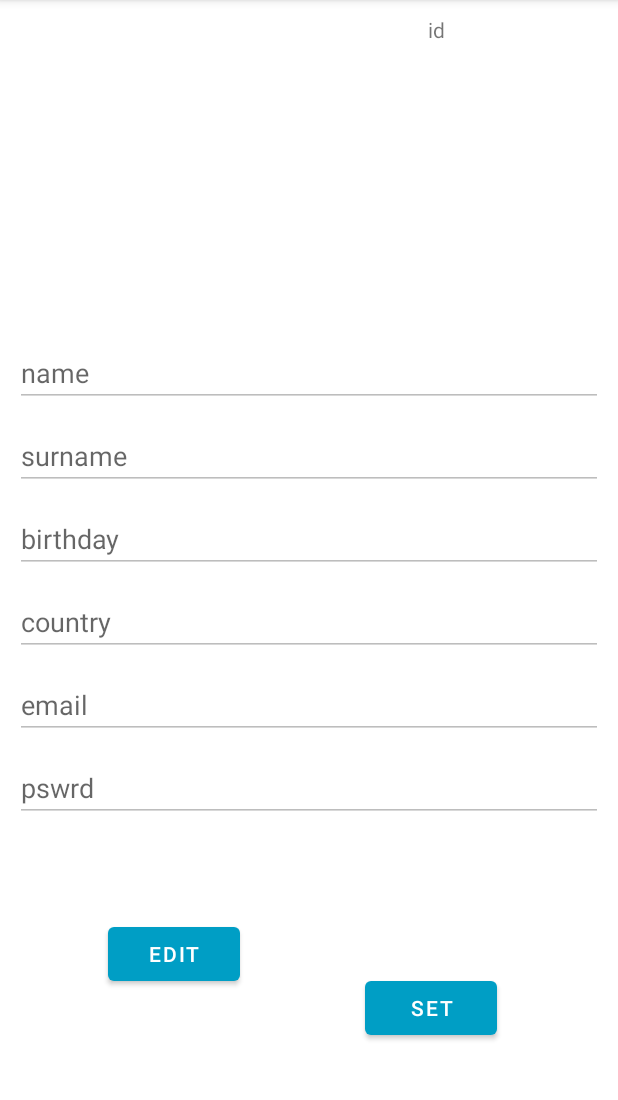
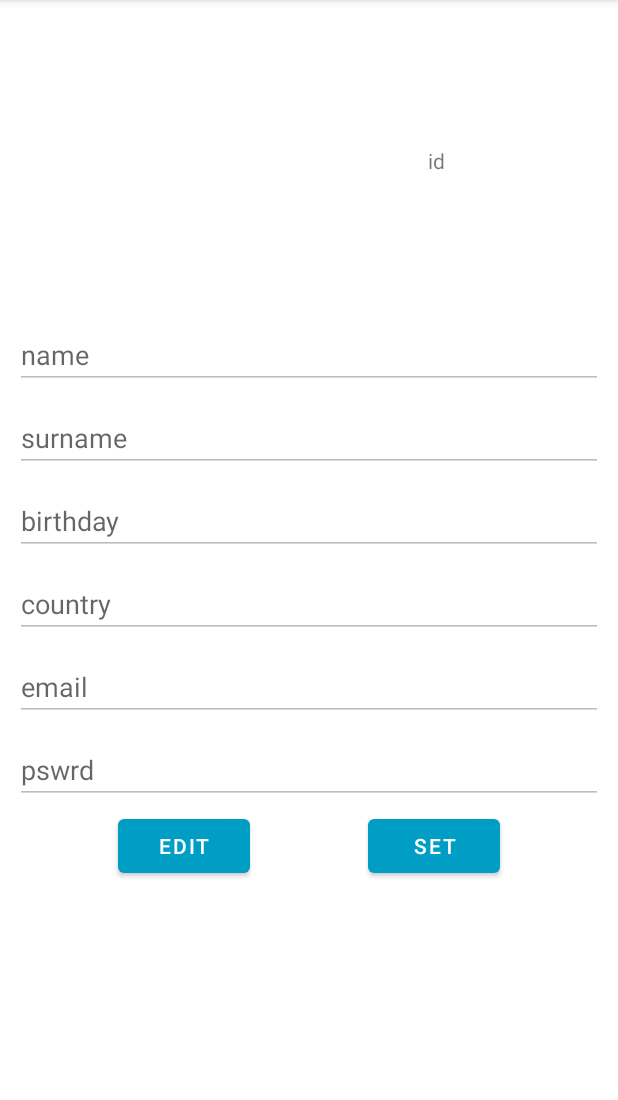
Before and after one commit to Antonov67/OnlineOffice, an Android app: the fragment ProfileFragment shown on its own in the app's theme, on a phone screen of 412 x 824 dp, the part 84-1184 px from its top. Run offline under Robolectric (Android 15) with nearby library versions, the phone set to English and light mode, and no system bars; our stand-ins replace Picasso; pictures from the network do not load.

Commit message:
profile fragment design

```diff
--- a/app/src/main/res/layout/fragment_profile.xml
+++ b/app/src/main/res/layout/fragment_profile.xml
@@ -11,7 +11,8 @@
         android:layout_width="30dp"
         android:layout_height="0dp"
         android:layout_margin="10dp"
-        android:layout_marginTop="108dp"
+
+        android:gravity="center_vertical"
         android:text="id"
         app:layout_constraintBottom_toTopOf="@+id/profile_name"
         app:layout_constraintEnd_toEndOf="parent"
@@ -25,8 +26,8 @@
         android:layout_height="wrap_content"
         android:layout_margin="10dp"
         android:ems="10"
+        android:enabled="false"
         android:hint="surname"
-        android:enabled="false"
         android:inputType="textPersonName"
         android:text=""
         app:layout_constraintEnd_toEndOf="parent"
@@ -39,8 +40,8 @@
         android:layout_height="wrap_content"
         android:layout_margin="10dp"
         android:ems="10"
+        android:enabled="false"
         android:hint="name"
-        android:enabled="false"
         android:inputType="textPersonName"
         android:text=""
         app:layout_constraintEnd_toEndOf="parent"
@@ -53,8 +54,8 @@
         android:layout_height="wrap_content"
         android:layout_margin="10dp"
         android:ems="10"
+        android:enabled="false"
         android:hint="birthday"
-        android:enabled="false"
         android:inputType="textPersonName"
         android:text=""
         app:layout_constraintEnd_toEndOf="parent"
@@ -67,8 +68,8 @@
         android:layout_height="wrap_content"
         android:layout_margin="10dp"
         android:ems="10"
+        android:enabled="false"
         android:hint="country"
-        android:enabled="false"
         android:inputType="textPersonName"
         android:text=""
         app:layout_constraintEnd_toEndOf="parent"
@@ -81,8 +82,8 @@
         android:layout_height="wrap_content"
         android:layout_margin="10dp"
         android:ems="10"
+        android:enabled="false"
         android:hint="email"
-        android:enabled="false"
         android:inputType="textPersonName"
         android:text=""
         app:layout_constraintEnd_toEndOf="parent"
@@ -95,8 +96,8 @@
         android:layout_height="wrap_content"
         android:layout_margin="10dp"
         android:ems="10"
+        android:enabled="false"
         android:hint="pswrd"
-        android:enabled="false"
         android:inputType="textPersonName"
         android:text=""
         app:layout_constraintEnd_toEndOf="parent"
@@ -108,30 +109,36 @@
         android:layout_width="150dp"
         android:layout_height="200dp"
         android:layout_marginStart="40dp"
-        android:layout_marginTop="16dp"
+        android:layout_marginTop="4dp"
         app:layout_constraintStart_toStartOf="parent"
         app:layout_constraintTop_toTopOf="parent"
         tools:src="@tools:sample/backgrounds/scenic" />
+
 
     <com.google.android.material.button.MaterialButton
         android:id="@+id/profile_button_change"
         android:layout_width="wrap_content"
         android:layout_height="wrap_content"
-        android:layout_marginStart="72dp"
-        android:layout_marginTop="64dp"
+        android:layout_marginTop="4dp"
         android:text="edit"
+        app:layout_constraintBottom_toBottomOf="parent"
+        app:layout_constraintEnd_toStartOf="@+id/profile_button_set"
+        app:layout_constraintHorizontal_bias="0.5"
         app:layout_constraintStart_toStartOf="parent"
-        app:layout_constraintTop_toBottomOf="@+id/profile_pswrd" />
+        app:layout_constraintTop_toBottomOf="@+id/profile_pswrd"
+        app:layout_constraintVertical_bias="0.0" />
 
     <com.google.android.material.button.MaterialButton
         android:id="@+id/profile_button_set"
         android:layout_width="wrap_content"
         android:layout_height="wrap_content"
-        android:layout_marginBottom="72dp"
+        android:layout_marginTop="4dp"
         android:text="set"
         app:layout_constraintBottom_toBottomOf="parent"
         app:layout_constraintEnd_toEndOf="parent"
-        app:layout_constraintHorizontal_bias="0.509"
-        app:layout_constraintStart_toEndOf="@+id/profile_button_change" />
+        app:layout_constraintHorizontal_bias="0.5"
+        app:layout_constraintStart_toEndOf="@+id/profile_button_change"
+        app:layout_constraintTop_toBottomOf="@+id/profile_pswrd"
+        app:layout_constraintVertical_bias="0.0" />
 
 </androidx.constraintlayout.widget.ConstraintLayout>
```
